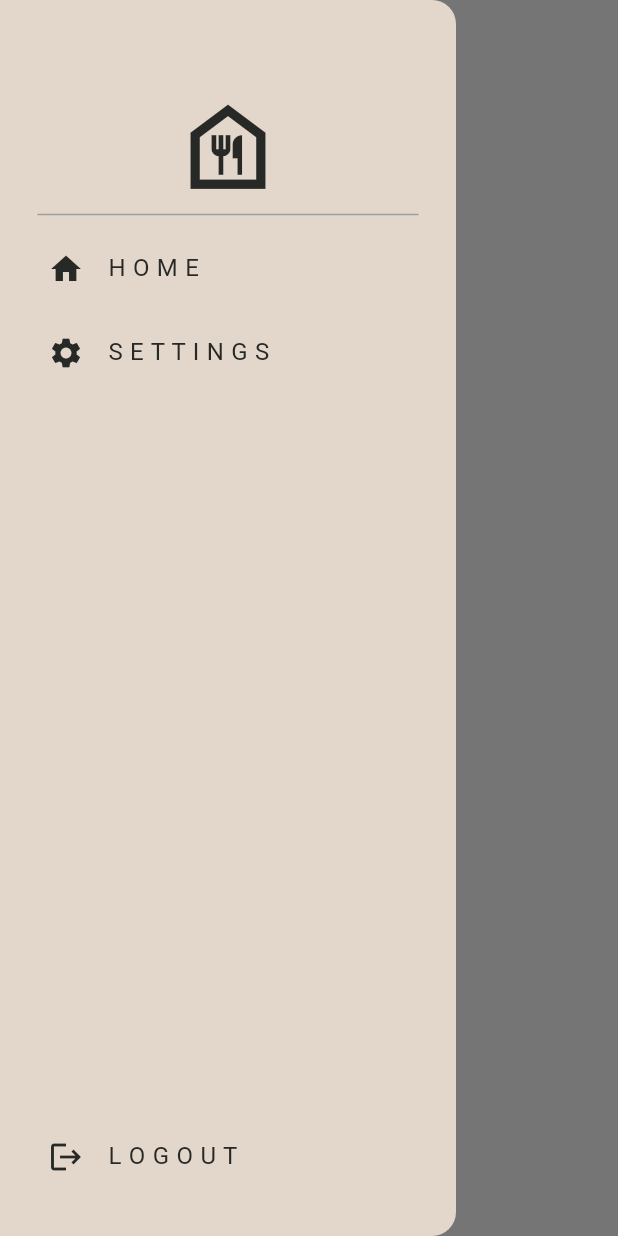
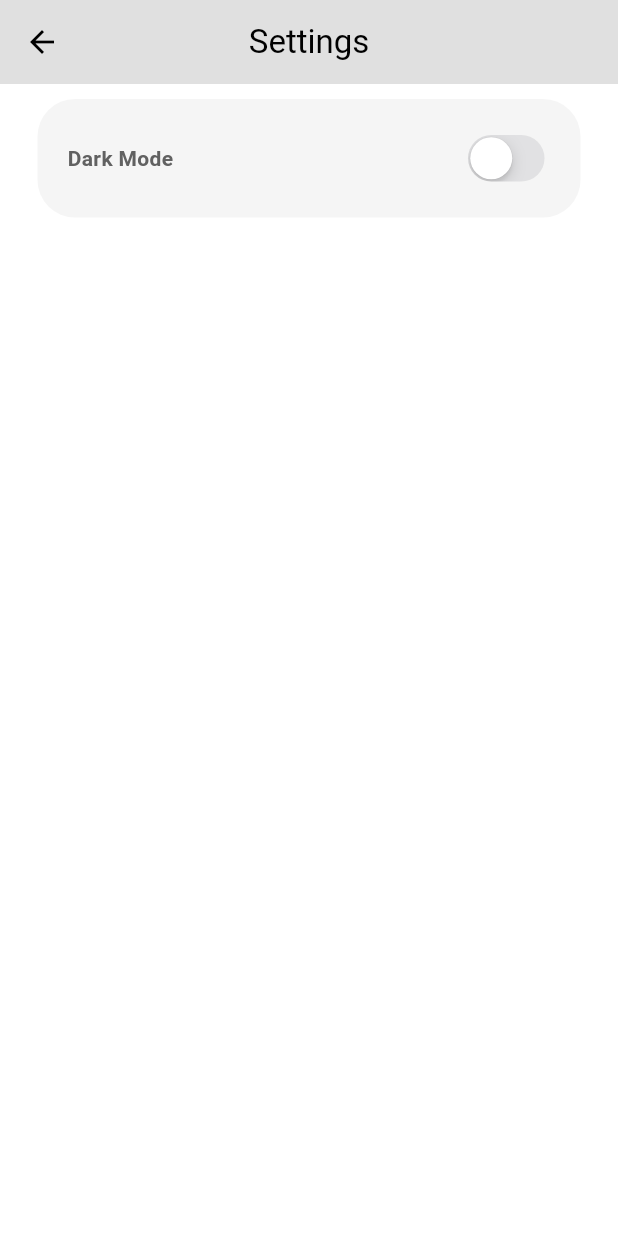
Before and after one commit to merveaa/Online-Food-Order-Application, a Flutter app: the HomePage screen opened directly, in the side drawer, after a tap on "S E T T I N G S", on a phone screen of 412 x 824 dp. Run offline on Flutter 3.47's test engine with Material 3 defaults, Android fonts, the phone set to English and light mode, and no system bars.

Commit message:
added Light & Dark mode

```diff
--- a/lib/components/my_button.dart
+++ b/lib/components/my_button.dart
@@ -33,7 +33,7 @@ class MyButton extends StatelessWidget {
               text,
               style: TextStyle(
                 fontWeight: FontWeight.bold,
-                color: Theme.of(context).colorScheme.background,
+                color: Theme.of(context).colorScheme.primary,
                 fontSize: 15,
               ),
             ),
--- a/lib/components/my_drawer.dart
+++ b/lib/components/my_drawer.dart
@@ -1,5 +1,7 @@
 import 'package:flutter/material.dart';
 import 'package:online_order/components/my_drawer_tile.dart';
+import 'package:online_order/screens/login_page.dart';
+import 'package:online_order/screens/settings_page.dart';
 
 class MyDrawer extends StatelessWidget {
   const MyDrawer({super.key});
@@ -32,14 +34,24 @@ class MyDrawer extends StatelessWidget {
           MyDrawerTile(
               text: "S E T T I N G S",
               icon: Icons.settings,
-              //first navigate home page then settings page
-              onTap: () => {}),
+              onTap: () {
+                Navigator.pop(context);
+                Navigator.push(context,
+                    MaterialPageRoute(builder: (context) => SettingsPage()));
+              }),
           Spacer(),
           MyDrawerTile(
-            text: "L O G O U T",
-            icon: Icons.logout,
-            onTap: () {},
-          ),
+              text: "L O G O U T",
+              icon: Icons.logout,
+              onTap: () {
+                Navigator.pop(context);
+                Navigator.push(
+                    context,
+                    MaterialPageRoute(
+                        builder: (context) => LoginPage(
+                              onTap: () {},
+                            )));
+              }),
           SizedBox(
             height: 25,
           ),
@@ -48,10 +60,3 @@ class MyDrawer extends StatelessWidget {
     );
   }
 }
-
-/**
- *
-                    Navigator.pop(context),
-                    Navigator.push(context, MaterialPageRoute(builder: (context)=>SettingsPage())
-
- */
--- a/lib/screens/home_page.dart
+++ b/lib/screens/home_page.dart
@@ -14,6 +14,8 @@ class _HomePageState extends State<HomePage> {
     return Scaffold(
       appBar: AppBar(
         title: Text("Home"),
+        centerTitle: true,
+        backgroundColor: Theme.of(context).colorScheme.background,
       ),
       drawer: MyDrawer(),
     );
--- /dev/null
+++ b/lib/screens/settings_page.dart
@@ -0,0 +1,50 @@
+import 'package:flutter/cupertino.dart';
+import 'package:flutter/material.dart';
+import 'package:online_order/themes/theme_provider.dart';
+import 'package:provider/provider.dart';
+
+class SettingsPage extends StatelessWidget {
+  const SettingsPage({super.key});
+
+  @override
+  Widget build(BuildContext context) {
+    return Scaffold(
+      appBar: AppBar(
+        title: const Text("Settings"),
+        centerTitle: true,
+        backgroundColor: Theme.of(context).colorScheme.background,
+      ),
+      body: Column(
+        children: [
+          Container(
+            decoration: BoxDecoration(
+                borderRadius: BorderRadius.circular(25),
+                color: Theme.of(context).colorScheme.secondary),
+            margin: const EdgeInsets.only(left: 25, right: 25, top: 10),
+            padding: const EdgeInsets.all(20),
+            child: Row(
+              mainAxisAlignment: MainAxisAlignment.spaceBetween,
+              children: [
+                //dark  mode
+                Text(
+                  "Dark Mode",
+                  style: TextStyle(
+                      fontWeight: FontWeight.bold,
+                      color: Theme.of(context).colorScheme.inversePrimary),
+                ),
+
+                // switch
+                CupertinoSwitch(
+                    value: Provider.of<ThemeProvider>(context, listen: false)
+                        .isDarkMode,
+                    onChanged: (value) =>
+                        Provider.of<ThemeProvider>(context, listen: false)
+                            .toggleTheme()),
+              ],
+            ),
+          ),
+        ],
+      ),
+    );
+  }
+}
--- a/lib/themes/dark_mode.dart
+++ b/lib/themes/dark_mode.dart
@@ -1,11 +1,12 @@
 import 'package:flutter/material.dart';
 
 ThemeData darkMode = ThemeData(
-  colorScheme: const ColorScheme.light(
-    background: Color(0xFFE3D6CB),
-    primary: Color(0xFF272926),
-    secondary: Color(0xFFDB352A),
-    tertiary: Color(0xFF9E9E9E),
-    inversePrimary: Color(0xFF272926),
+  brightness: Brightness.dark,
+  colorScheme: ColorScheme.dark(
+    background: Color.fromARGB(255, 20, 20, 20),
+    primary: Color.fromARGB(255, 122, 122, 122),
+    secondary: Color.fromARGB(255, 30, 30, 30),
+    tertiary: Color.fromARGB(255, 47, 47, 47),
+    inversePrimary: Colors.grey.shade300,
   ),
 );
--- a/lib/themes/light_mode.dart
+++ b/lib/themes/light_mode.dart
@@ -1,11 +1,11 @@
 import 'package:flutter/material.dart';
 
 ThemeData lightMode = ThemeData(
-  colorScheme: const ColorScheme.light(
-    background: Color(0xFFE3D6CB),
-    primary: Color.fromARGB(255, 114, 114, 114),
-    secondary: Color(0xFFDB352A),
-    tertiary: Color(0xFF9E9E9E),
-    inversePrimary: Color(0xFF272926),
+  colorScheme: ColorScheme.light(
+    background: Colors.grey.shade300,
+    primary: Colors.grey.shade500,
+    secondary: Colors.grey.shade100,
+    tertiary: Colors.white,
+    inversePrimary: Colors.grey.shade700,
   ),
 );
```
